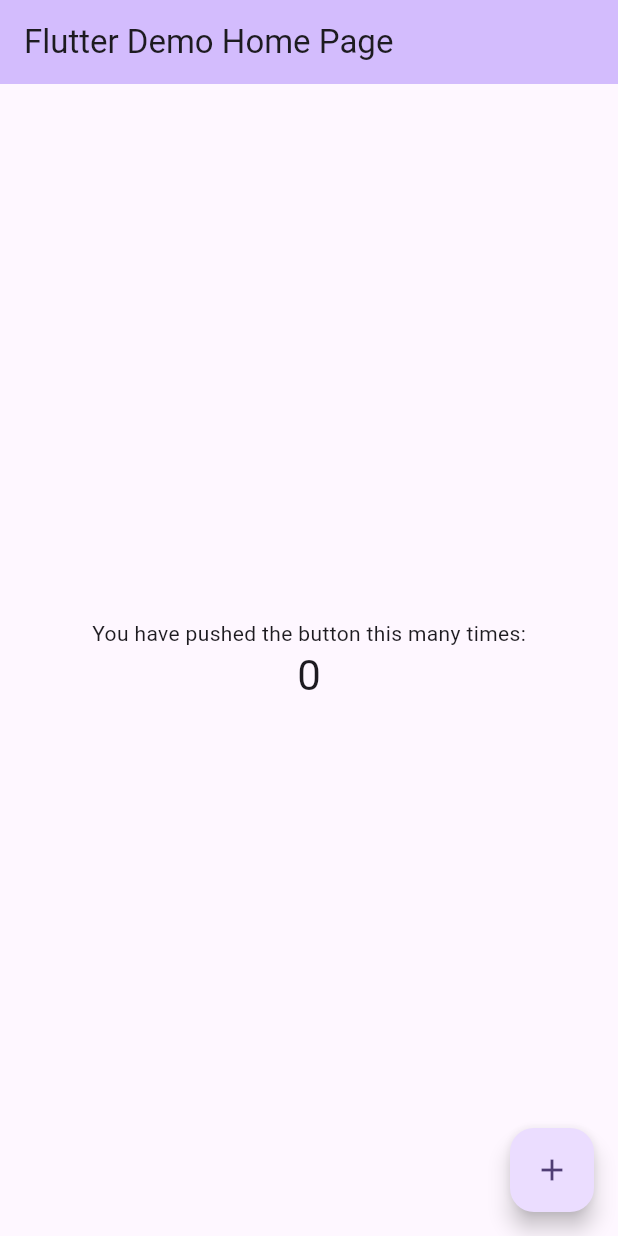
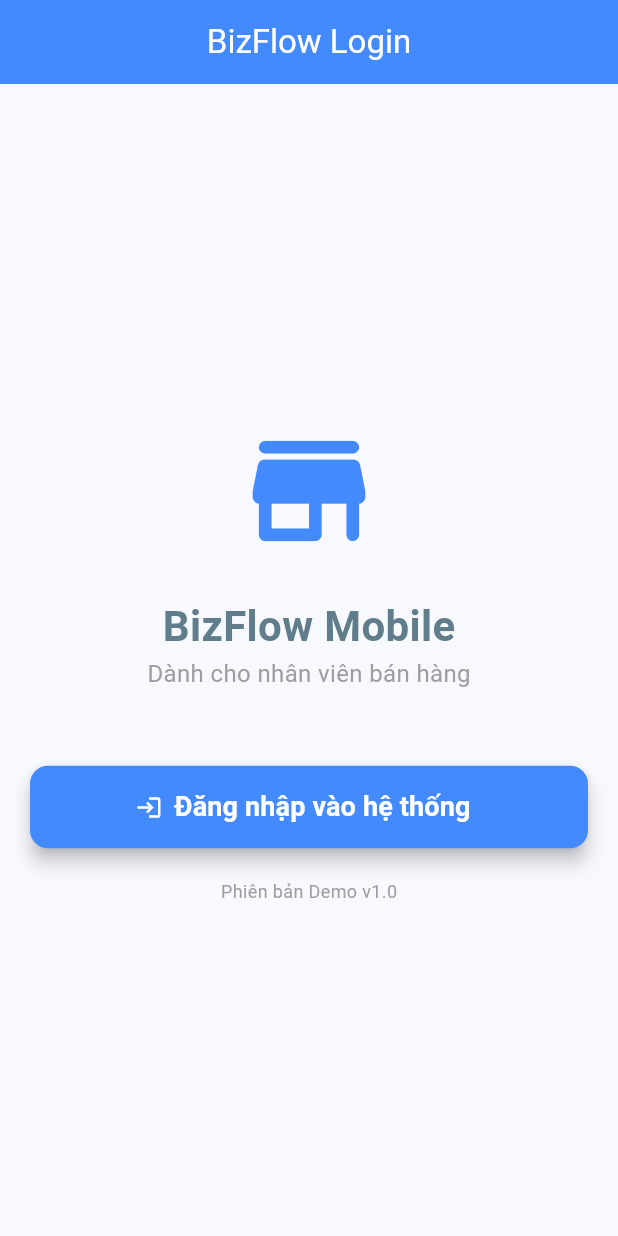
Before and after one commit to TrongPhucX5/BizFlowProject, a Flutter app: the screen it shows after launch, on a phone screen of 412 x 824 dp. Run offline on Flutter 3.47's test engine with Material 3 defaults, Android fonts, the phone set to English and light mode, and no system bars; our stand-ins replace dio, shared_preferences.

Commit message:
Khoi tao khung Mobile App, Thiet lap ket noi API
- Khoi tao cau truc Flutter theo Feature-based (Auth, Home)
- Cai dat cac thu vien quan trong (Dio, Provider, Shared_Prefs, Go_Router)
- Cau hinh DioClient: Ket noi Backend va Interceptor tu dong gan Token
- Code man hinh Login va MainScreen (Bottom Navigation Bar) demo
- Xac nhan ket noi API thanh cong

```diff
--- /dev/null
+++ b/mobile/lib/core/constants/api_constants.dart
@@ -0,0 +1,8 @@
+class ApiConstants {
+  // Thay đổi IP này tùy theo môi trường chạy
+  // static const String baseUrl = "http://192.168.1.x:8080/api/v1"; // Máy thật (Thay x bằng IP máy tính)
+  static const String baseUrl = "http://10.0.2.2:8080/api/v1"; // Máy ảo Android
+
+  static const String loginEndpoint = "/auth/login";
+  static const String productsEndpoint = "/products";
+}
--- /dev/null
+++ b/mobile/lib/core/network/dio_client.dart
@@ -0,0 +1,37 @@
+import 'package:dio/dio.dart';
+import 'package:shared_preferences/shared_preferences.dart';
+import '../constants/api_constants.dart';
+
+class DioClient {
+  static final Dio _dio = Dio(
+    BaseOptions(
+      baseUrl: ApiConstants.baseUrl,
+      connectTimeout: const Duration(seconds: 10),
+      receiveTimeout: const Duration(seconds: 10),
+      headers: {'Content-Type': 'application/json'},
+    ),
+  );
+
+  static Dio get instance {
+    // FIX: Chỉ add interceptor nếu chưa có (Tránh bị duplicate khi gọi nhiều lần)
+    if (_dio.interceptors.isEmpty) {
+      _dio.interceptors.add(InterceptorsWrapper(
+        onRequest: (options, handler) async {
+          // Lấy token từ bộ nhớ máy
+          final prefs = await SharedPreferences.getInstance();
+          final token = prefs.getString('accessToken');
+          if (token != null) {
+            options.headers['Authorization'] = 'Bearer $token';
+          }
+          return handler.next(options);
+        },
+        onError: (error, handler) {
+          // Xử lý lỗi chung (VD: 401 thì logout)
+          print("Lỗi API: ${error.response?.statusCode} - ${error.message}");
+          return handler.next(error);
+        },
+      ));
+    }
+    return _dio;
+  }
+}
--- /dev/null
+++ b/mobile/lib/features/auth/presentation/login_screen.dart
@@ -0,0 +1,120 @@
+import 'package:flutter/material.dart';
+import '../../../core/network/dio_client.dart';
+import '../../home/presentation/main_screen.dart'; // Import màn hình chính để chuyển trang
+
+class LoginScreen extends StatefulWidget {
+  const LoginScreen({super.key});
+
+  @override
+  State<LoginScreen> createState() => _LoginScreenState();
+}
+
+class _LoginScreenState extends State<LoginScreen> {
+  bool _isLoading = false;
+
+  // Hàm xử lý đăng nhập (Hiện tại là test kết nối trước)
+  Future<void> _handleLogin() async {
+    setState(() => _isLoading = true);
+
+    try {
+      // 1. Gọi API test kết nối (Sau này thay bằng API /login thật)
+      // Gọi vào /users vì API này đang mở public
+      await DioClient.instance.get('/users');
+
+      if (mounted) {
+        // 2. Nếu kết nối OK thì chuyển sang màn hình chính
+        // pushReplacement: Xóa màn hình Login khỏi lịch sử để không back lại được
+        Navigator.pushReplacement(
+          context,
+          MaterialPageRoute(builder: (context) => const MainScreen()),
+        );
+
+        ScaffoldMessenger.of(context).showSnackBar(
+          const SnackBar(
+            content: Text("Đăng nhập thành công!"),
+            backgroundColor: Colors.green,
+          ),
+        );
+      }
+    } catch (e) {
+      print("Lỗi: $e");
+      if (mounted) {
+        ScaffoldMessenger.of(context).showSnackBar(
+          SnackBar(
+            content: Text("Lỗi kết nối server: $e"),
+            backgroundColor: Colors.red,
+          ),
+        );
+      }
+    } finally {
+      if (mounted) {
+        setState(() => _isLoading = false);
+      }
+    }
+  }
+
+  @override
+  Widget build(BuildContext context) {
+    return Scaffold(
+      appBar: AppBar(
+        title: const Text("BizFlow Login"),
+        backgroundColor: Colors.blueAccent,
+        foregroundColor: Colors.white,
+        centerTitle: true,
+      ),
+      body: Center(
+        child: Padding(
+          padding: const EdgeInsets.all(20.0),
+          child: Column(
+            mainAxisAlignment: MainAxisAlignment.center,
+            children: [
+              // Logo hoặc Icon
+              const Icon(Icons.store_mall_directory_rounded, size: 100, color: Colors.blueAccent),
+              const SizedBox(height: 20),
+
+              const Text(
+                  "BizFlow Mobile",
+                  style: TextStyle(fontSize: 28, fontWeight: FontWeight.bold, color: Colors.blueGrey)
+              ),
+              const Text(
+                "Dành cho nhân viên bán hàng",
+                style: TextStyle(fontSize: 16, color: Colors.grey),
+              ),
+              const SizedBox(height: 50),
+
+              // Nút đăng nhập
+              _isLoading
+                  ? const CircularProgressIndicator()
+                  : SizedBox(
+                width: double.infinity, // Nút rộng full màn hình
+                height: 55,
+                child: ElevatedButton.icon(
+                  onPressed: _handleLogin,
+                  icon: const Icon(Icons.login),
+                  label: const Text(
+                      "Đăng nhập vào hệ thống",
+                      style: TextStyle(fontSize: 18, fontWeight: FontWeight.bold)
+                  ),
+                  style: ElevatedButton.styleFrom(
+                    backgroundColor: Colors.blueAccent,
+                    foregroundColor: Colors.white,
+                    elevation: 5,
+                    shape: RoundedRectangleBorder(
+                      borderRadius: BorderRadius.circular(12),
+                    ),
+                  ),
+                ),
+              ),
+
+              const SizedBox(height: 20),
+              const Text(
+                "Phiên bản Demo v1.0",
+                style: TextStyle(color: Colors.grey, fontSize: 12),
+              ),
+            ],
+          ),
+        ),
+      ),
+    );
+  }
+}
--- a/mobile/lib/main.dart
+++ b/mobile/lib/main.dart
@@ -1,122 +1,29 @@
 import 'package:flutter/material.dart';
+import 'features/auth/presentation/login_screen.dart';
+import 'package:flutter/widgets.dart';
 
-void main() {
+// Phải thêm 'async' và gọi 'ensureInitialized'
+void main() async {
+  // 1. Dòng này bắt buộc phải gọi khi sử dụng các plugin (như shared_preferences)
+  WidgetsFlutterBinding.ensureInitialized();
+
+  print("App bắt đầu chạy...");
   runApp(const MyApp());
 }
 
 class MyApp extends StatelessWidget {
   const MyApp({super.key});
 
-  // This widget is the root of your application.
   @override
   Widget build(BuildContext context) {
     return MaterialApp(
-      title: 'Flutter Demo',
+      title: 'BizFlow Mobile',
+      debugShowCheckedModeBanner: false, // Tắt cái chữ DEBUG ở góc
       theme: ThemeData(
-        // This is the theme of your application.
-        //
-        // TRY THIS: Try running your application with "flutter run". You'll see
-        // the application has a purple toolbar. Then, without quitting the app,
-        // try changing the seedColor in the colorScheme below to Colors.green
-        // and then invoke "hot reload" (save your changes or press the "hot
-        // reload" button in a Flutter-supported IDE, or press "r" if you used
-        // the command line to start the app).
-        //
-        // Notice that the counter didn't reset back to zero; the application
-        // state is not lost during the reload. To reset the state, use hot
-        // restart instead.
-        //
-        // This works for code too, not just values: Most code changes can be
-        // tested with just a hot reload.
-        colorScheme: .fromSeed(seedColor: Colors.deepPurple),
+        colorScheme: ColorScheme.fromSeed(seedColor: Colors.blue),
+        useMaterial3: true,
       ),
-      home: const MyHomePage(title: 'Flutter Demo Home Page'),
+      home: const LoginScreen(),
     );
   }
 }
-
-class MyHomePage extends StatefulWidget {
-  const MyHomePage({super.key, required this.title});
-
-  // This widget is the home page of your application. It is stateful, meaning
-  // that it has a State object (defined below) that contains fields that affect
-  // how it looks.
-
-  // This class is the configuration for the state. It holds the values (in this
-  // case the title) provided by the parent (in this case the App widget) and
-  // used by the build method of the State. Fields in a Widget subclass are
-  // always marked "final".
-
-  final String title;
-
-  @override
-  State<MyHomePage> createState() => _MyHomePageState();
-}
-
-class _MyHomePageState extends State<MyHomePage> {
-  int _counter = 0;
-
-  void _incrementCounter() {
-    setState(() {
-      // This call to setState tells the Flutter framework that something has
-      // changed in this State, which causes it to rerun the build method below
-      // so that the display can reflect the updated values. If we changed
-      // _counter without calling setState(), then the build method would not be
-      // called again, and so nothing would appear to happen.
-      _counter++;
-    });
-  }
-
-  @override
-  Widget build(BuildContext context) {
-    // This method is rerun every time setState is called, for instance as done
-    // by the _incrementCounter method above.
-    //
-    // The Flutter framework has been optimized to make rerunning build methods
-    // fast, so that you can just rebuild anything that needs updating rather
-    // than having to individually change instances of widgets.
-    return Scaffold(
-      appBar: AppBar(
-        // TRY THIS: Try changing the color here to a specific color (to
-        // Colors.amber, perhaps?) and trigger a hot reload to see the AppBar
-        // change color while the other colors stay the same.
-        backgroundColor: Theme.of(context).colorScheme.inversePrimary,
-        // Here we take the value from the MyHomePage object that was created by
-        // the App.build method, and use it to set our appbar title.
-        title: Text(widget.title),
-      ),
-      body: Center(
-        // Center is a layout widget. It takes a single child and positions it
-        // in the middle of the parent.
-        child: Column(
-          // Column is also a layout widget. It takes a list of children and
-          // arranges them vertically. By default, it sizes itself to fit its
-          // children horizontally, and tries to be as tall as its parent.
-          //
-          // Column has various properties to control how it sizes itself and
-          // how it positions its children. Here we use mainAxisAlignment to
-          // center the children vertically; the main axis here is the vertical
-          // axis because Columns are vertical (the cross axis would be
-          // horizontal).
-          //
-          // TRY THIS: Invoke "debug painting" (choose the "Toggle Debug Paint"
-          // action in the IDE, or press "p" in the console), to see the
-          // wireframe for each widget.
-          mainAxisAlignment: .center,
-          children: [
-            const Text('You have pushed the button this many times:'),
-            Text(
-              '$_counter',
-              style: Theme.of(context).textTheme.headlineMedium,
-            ),
-          ],
-        ),
-      ),
-      floatingActionButton: FloatingActionButton(
-        onPressed: _incrementCounter,
-        tooltip: 'Increment',
-        child: const Icon(Icons.add),
-      ),
-    );
-  }
-}
```
Also changed, not shown: mobile/lib/features/home/presentation/main_screen.dart (added, +124 -0 lines), mobile/pubspec.yaml (+20 -2 lines), mobile/lib/core/constants/app_colors.dart (added), mobile/pubspec.lock, 1 other file.
